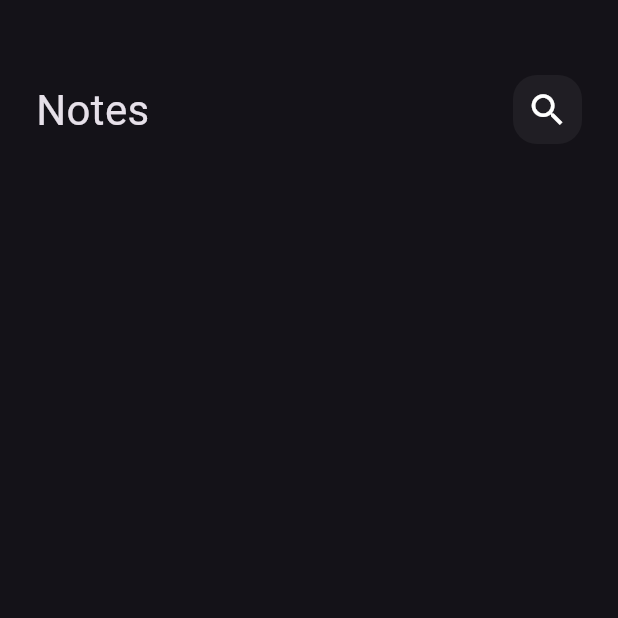
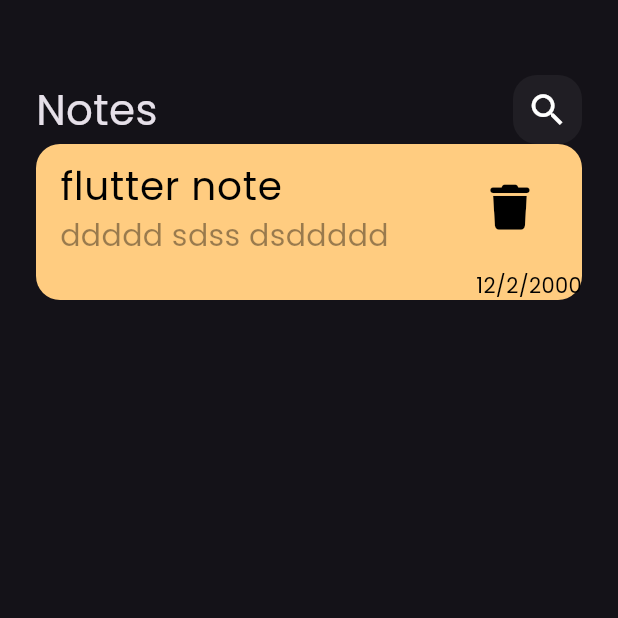
Before and after one commit to mahabdo571/notes_app, a Flutter app: the screen it shows after launch, on a phone screen of 412 x 824 dp, the top half of it. Run offline on Flutter 3.47's test engine with Material 3 defaults, Android fonts, the phone set to English and light mode, and no system bars; our stand-ins replace font_awesome_flutter.

Commit message:
Add NoteItem widget for displaying notes with title, subtitle, and delete icon

```diff
--- a/lib/main.dart
+++ b/lib/main.dart
@@ -11,7 +11,7 @@ class NotesApp extends StatelessWidget {
   @override
   Widget build(BuildContext context) {
     return MaterialApp(
-      theme: ThemeData.dark(),
+      theme: ThemeData(brightness: Brightness.dark, fontFamily: 'Poppins'),
       debugShowCheckedModeBanner: false,
       home: const NotesView(),
     );
--- /dev/null
+++ b/lib/widgets/note_item.dart
@@ -0,0 +1,39 @@
+import 'package:flutter/material.dart';
+import 'package:font_awesome_flutter/font_awesome_flutter.dart';
+
+class NoteItem extends StatelessWidget {
+  const NoteItem({super.key});
+
+  @override
+  Widget build(BuildContext context) {
+    return Container(
+      decoration: BoxDecoration(
+        color: const Color(0xffffcc80),
+        borderRadius: BorderRadius.circular(16),
+      ),
+      child: Column(
+        crossAxisAlignment: CrossAxisAlignment.end,
+        children: [
+          ListTile(
+            title: const Text(
+              'flutter note',
+              style: TextStyle(fontSize: 26, color: Colors.black),
+            ),
+            subtitle: Text(
+              'ddddd sdss dsddddd',
+              style: TextStyle(
+                fontSize: 20,
+                color: Colors.black.withValues(alpha: .4),
+              ),
+            ),
+            trailing: IconButton(
+              onPressed: () {},
+              icon: Icon(FontAwesomeIcons.trash, color: Colors.black, size: 30),
+            ),
+          ),
+          Text('12/2/2000', style: TextStyle(color: Colors.black)),
+        ],
+      ),
+    );
+  }
+}
--- a/lib/widgets/notes_view_body.dart
+++ b/lib/widgets/notes_view_body.dart
@@ -1,5 +1,6 @@
 import 'package:flutter/material.dart';
 import 'package:notes_app/widgets/custom_app_bar.dart';
+import 'package:notes_app/widgets/note_item.dart';
 
 class NotesViewBody extends StatelessWidget {
   const NotesViewBody({super.key});
@@ -8,7 +9,9 @@ class NotesViewBody extends StatelessWidget {
   Widget build(BuildContext context) {
     return Padding(
       padding: const EdgeInsets.symmetric(horizontal: 24),
-      child: const Column(children: [SizedBox(height: 50), CustomAppBar()]),
+      child: const Column(
+        children: [SizedBox(height: 50), CustomAppBar(), NoteItem()],
+      ),
     );
   }
 }
--- a/pubspec.yaml
+++ b/pubspec.yaml
@@ -9,6 +9,7 @@ environment:
 dependencies:
   flutter:
     sdk: flutter
+  font_awesome_flutter: ^10.8.0
 
 dev_dependencies:
   flutter_test:
@@ -16,4 +17,8 @@ dev_dependencies:
   flutter_lints: ^5.0.0
 
 flutter:
+  fonts:
+    - family: Poppins
+      fonts:
+        - asset: assets/fonts/Poppins-Regular.ttf
   uses-material-design: true
```
Also changed, not shown: assets/fonts/Poppins-Italic.ttf (added), assets/fonts/Poppins-Regular.ttf (added), pubspec.lock.
